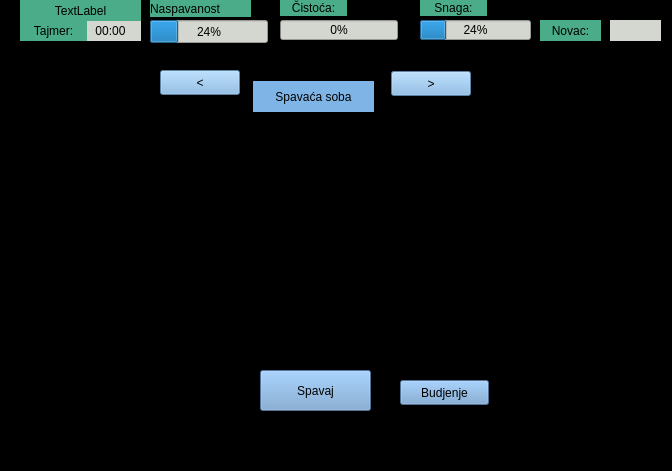
Qt form Ljubimac/mainwindow.ui (MATF-RS19/RS030-ljubimac) before a commit.
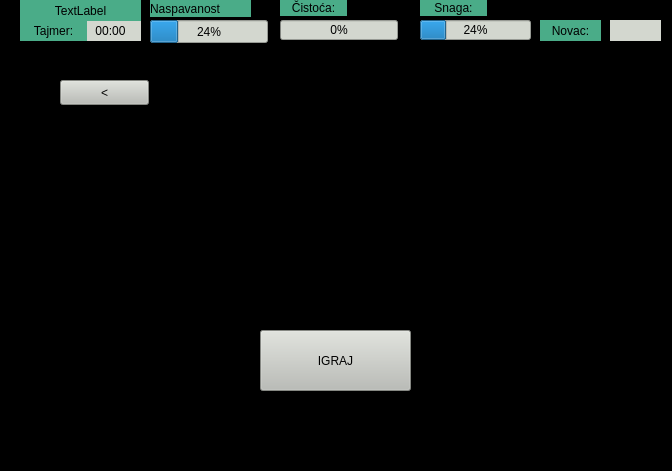
The same form after that commit. Icons and pictures are not drawn.

The edit to the form file:
```diff
--- a/Ljubimac/mainwindow.ui
+++ b/Ljubimac/mainwindow.ui
@@ -30,7 +30,7 @@
      <string notr="true"/>
     </property>
     <property name="currentIndex">
-     <number>3</number>
+     <number>10</number>
     </property>
     <widget class="QWidget" name="page_kuhinja">
      <property name="styleSheet">
@@ -2455,6 +2455,50 @@
       </property>
      </widget>
     </widget>
+    <widget class="QWidget" name="page_igra1_ulaz">
+     <widget class="QPushButton" name="bt_nazad_igra1_ulaz">
+      <property name="geometry">
+       <rect>
+        <x>60</x>
+        <y>30</y>
+        <width>89</width>
+        <height>25</height>
+       </rect>
+      </property>
+      <property name="styleSheet">
+       <string notr="true">background-color: rgb(186, 189, 182);</string>
+      </property>
+      <property name="text">
+       <string>&lt;</string>
+      </property>
+     </widget>
+     <widget class="QPushButton" name="bt_igraj_1">
+      <property name="geometry">
+       <rect>
+        <x>260</x>
+        <y>280</y>
+        <width>151</width>
+        <height>61</height>
+       </rect>
+      </property>
+      <property name="styleSheet">
+       <string notr="true">background-color: rgb(186, 189, 182);</string>
+      </property>
+      <property name="text">
+       <string>IGRAJ</string>
+      </property>
+     </widget>
+     <widget class="QGraphicsView" name="grView_tekst">
+      <property name="geometry">
+       <rect>
+        <x>200</x>
+        <y>60</y>
+        <width>256</width>
+        <height>192</height>
+       </rect>
+      </property>
+     </widget>
+    </widget>
    </widget>
    <widget class="QProgressBar" name="SnagaBar">
     <property name="geometry">
```
Left out of the diff: 12 changed lines with no effect on the pictures.
